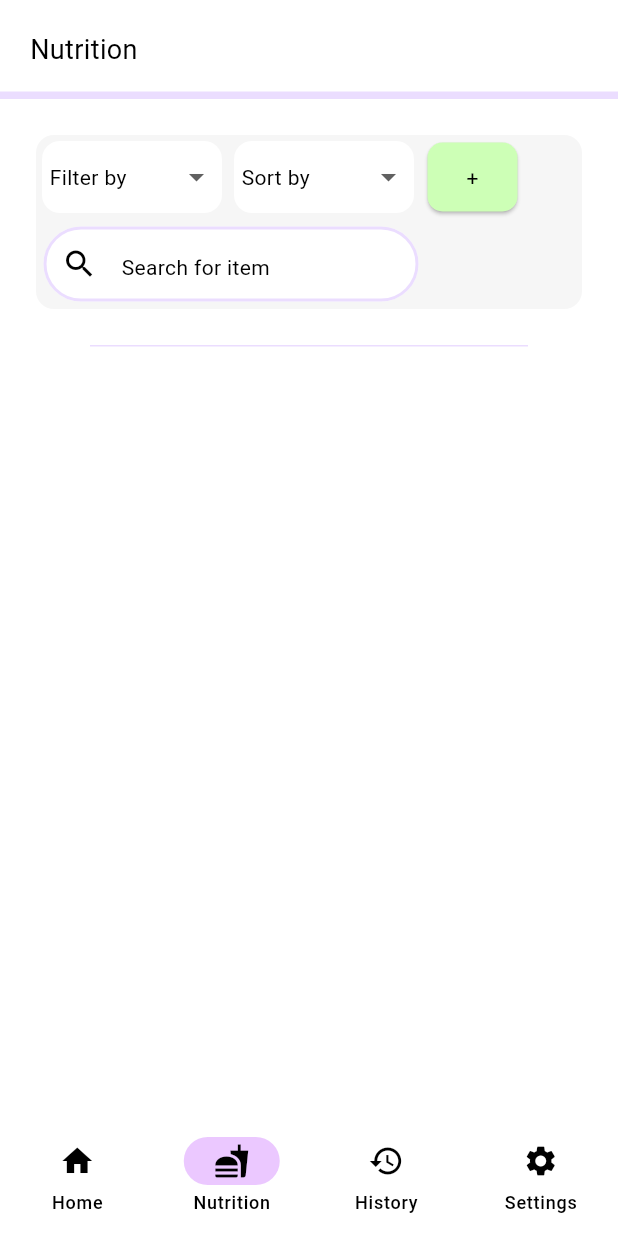
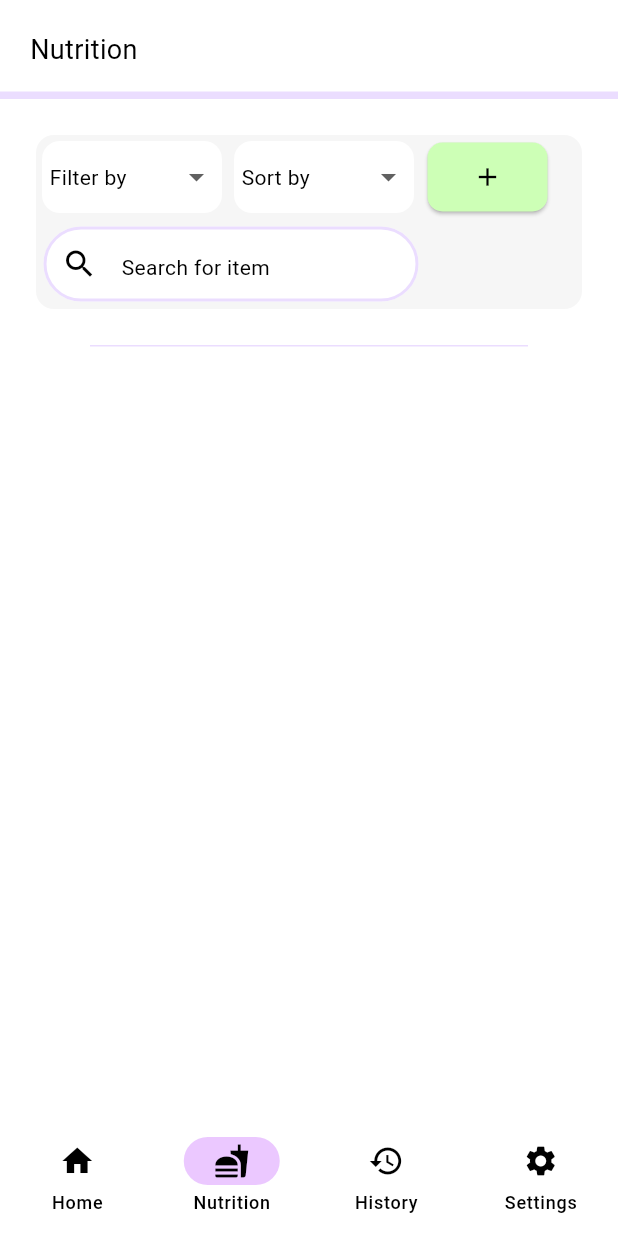
Before and after one commit to smstone0/Caloric, a Flutter app: the screen it shows after launch, item 2 of the bottom bar chosen, on a phone screen of 412 x 824 dp. Run offline on Flutter 3.47's test engine with Material 2 defaults, Android fonts, the phone set to English and light mode, and no system bars; our stand-ins replace sqflite; accounts and stored records are empty.

Commit message:
Allow custom button to take any widget

```diff
--- a/lib/pages/nutrition_page.dart
+++ b/lib/pages/nutrition_page.dart
@@ -72,13 +72,13 @@ class RefineSearch extends StatelessWidget {
         Padding(
           padding: const EdgeInsets.fromLTRB(5, 5, 0, 5),
           child: CustomButton(
-              text: '+',
+              widget: const Icon(Icons.add, color: Colors.black, size: 20),
               onPressed: () {
                 addNutrition();
               },
               colour: const Color.fromRGBO(205, 255, 182, 1),
               height: 46,
-              width: 60),
+              width: 80),
         ),
         Padding(
           padding: const EdgeInsets.fromLTRB(5, 5, 0, 5),
--- a/lib/widgets/custom_button.dart
+++ b/lib/widgets/custom_button.dart
@@ -3,19 +3,28 @@ import 'package:flutter/material.dart';
 class CustomButton extends StatelessWidget {
   const CustomButton(
       {super.key,
-      required this.text,
+      required this.widget,
       required this.onPressed,
       required this.colour,
       required this.height,
       required this.width});
 
-  final String text;
+  final Widget widget;
   final VoidCallback onPressed;
   final Color colour;
   final double height, width;
 
   @override
   Widget build(BuildContext context) {
+    Widget finalWidget = widget;
+    if (widget is Text) {
+      Text text = widget as Text;
+      finalWidget = Text(
+        text.data!,
+        style:
+            const TextStyle(color: Colors.black, fontWeight: FontWeight.normal),
+      );
+    }
     return SizedBox(
       height: height,
       width: width,
@@ -27,12 +36,7 @@ class CustomButton extends StatelessWidget {
             borderRadius: BorderRadius.circular(10),
           ),
         ),
-        child: Text(
-          text,
-          style: const TextStyle(
-              color: Colors.black, fontWeight: FontWeight.normal),
-          textAlign: TextAlign.center,
-        ),
+        child: finalWidget,
       ),
     );
   }
```
Also changed, not shown: lib/pages/today_page.dart (+7 -13 lines).
